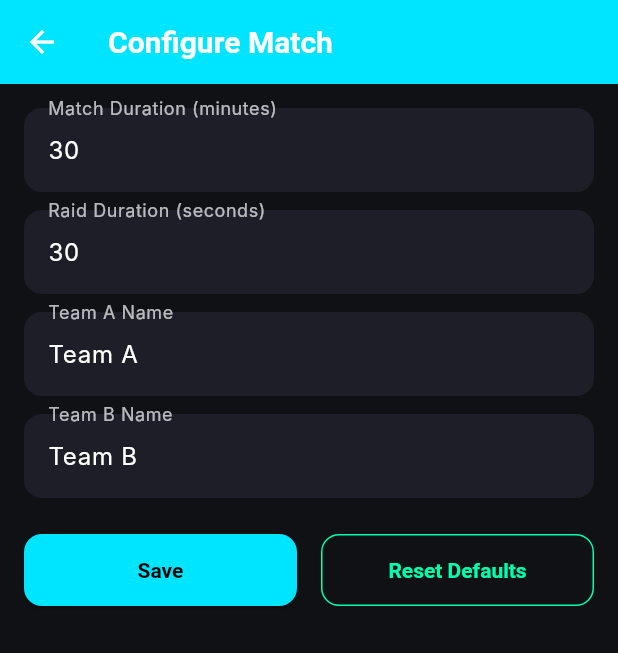
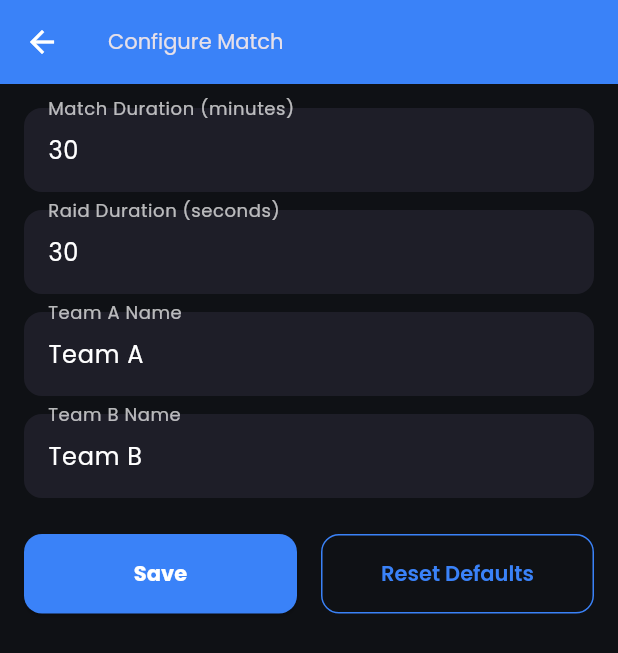
Before and after one commit to RohitDharmik/kabaddi-score-flutter-, a Flutter app: the screen it shows after launch, after a tap on "Configure Match Settings", on a phone screen of 412 x 824 dp. Shown: the top 653 px of the screen. Run offline on Flutter 3.47's test engine with Material 3 defaults, Android fonts, the phone set to English and light mode, and no system bars; our stand-ins replace audioplayers, google_fonts; Roboto replaces fonts that are missing (Inter).

Commit message:
theam update

```diff
--- a/lib/core/theme.dart
+++ b/lib/core/theme.dart
@@ -1,69 +1,48 @@
 import 'package:flutter/material.dart';
+import 'package:google_fonts/google_fonts.dart';
 
 class AppTheme {
   static ThemeData get darkTheme {
+    final textTheme = GoogleFonts.poppinsTextTheme(ThemeData.dark().textTheme);
     return ThemeData(
       brightness: Brightness.dark,
-      fontFamily: 'Inter', // make sure Inter is added in pubspec.yaml
-      scaffoldBackgroundColor: const Color(0xFF0F1115),
-      primaryColor: const Color(0xFF00E5FF),
+      fontFamily: GoogleFonts.poppins().fontFamily,
+      scaffoldBackgroundColor: const Color(0xFF121212),
+      primaryColor: const Color(0xFF3A82F8),
       colorScheme: const ColorScheme.dark(
-        primary: Color(0xFF00E5FF),
-        secondary: Color(0xFF00FFAA),
-        surface: Color(0xFF1E1E28),
-        onPrimary: Colors.black,
-        onSecondary: Colors.black,
+        primary: Color(0xFF3A82F8),
+        secondary: Color(0xFF3A82F8),
+        surface: Color(0xFF1E1E1E),
+        onPrimary: Colors.white,
+        onSecondary: Colors.white,
         onSurface: Colors.white,
       ),
-      appBarTheme: const AppBarTheme(
-        backgroundColor: Color(0xFF1E1E28),
+      appBarTheme: AppBarTheme(
+        backgroundColor: const Color(0xFF1E1E1E),
         foregroundColor: Colors.white,
         elevation: 0,
-        titleTextStyle: TextStyle(
-          fontSize: 20,
-          fontWeight: FontWeight.w600,
-          color: Colors.white,
-        ),
+        titleTextStyle: textTheme.headlineSmall,
       ),
       inputDecorationTheme: InputDecorationTheme(
         filled: true,
-        fillColor: const Color(0xFF1E1E28),
+        fillColor: const Color(0xFF1E1E1E),
         border: OutlineInputBorder(
           borderRadius: BorderRadius.circular(12),
           borderSide: BorderSide.none,
         ),
         focusedBorder: OutlineInputBorder(
           borderRadius: BorderRadius.circular(12),
-          borderSide: const BorderSide(color: Color(0xFF00E5FF), width: 2),
+          borderSide: const BorderSide(color: Color(0xFF3A82F8), width: 2),
         ),
-        labelStyle: const TextStyle(color: Colors.white70),
-        hintStyle: const TextStyle(color: Colors.white38),
+        labelStyle: textTheme.bodyLarge?.copyWith(color: Colors.white70),
+        hintStyle: textTheme.bodyMedium?.copyWith(color: Colors.white38),
       ),
-      textTheme: const TextTheme(
-        headlineLarge: TextStyle(
-          fontSize: 28,
-          fontWeight: FontWeight.bold,
-          color: Colors.white,
-        ),
-        headlineMedium: TextStyle(
-          fontSize: 22,
-          fontWeight: FontWeight.w600,
-          color: Colors.white,
-        ),
-        bodyLarge: TextStyle(
-          fontSize: 16,
-          color: Colors.white70,
-        ),
-        bodyMedium: TextStyle(
-          fontSize: 14,
-          color: Colors.white60,
-        ),
-      ),
+      textTheme: textTheme,
       elevatedButtonTheme: ElevatedButtonThemeData(
         style: ElevatedButton.styleFrom(
-          backgroundColor: const Color(0xFF00E5FF),
-          foregroundColor: Colors.black,
-          textStyle: const TextStyle(fontWeight: FontWeight.bold),
+          backgroundColor: const Color(0xFF3A82F8),
+          foregroundColor: Colors.white,
+          textStyle: textTheme.labelLarge?.copyWith(fontWeight: FontWeight.bold),
           shape: RoundedRectangleBorder(
             borderRadius: BorderRadius.circular(12),
           ),
@@ -72,9 +51,9 @@ class AppTheme {
       ),
       outlinedButtonTheme: OutlinedButtonThemeData(
         style: OutlinedButton.styleFrom(
-          foregroundColor: const Color(0xFF00FFAA),
-          side: const BorderSide(color: Color(0xFF00FFAA), width: 1.5),
-          textStyle: const TextStyle(fontWeight: FontWeight.w600),
+          foregroundColor: const Color(0xFF3A82F8),
+          side: const BorderSide(color: Color(0xFF3A82F8), width: 1.5),
+          textStyle: textTheme.labelLarge?.copyWith(fontWeight: FontWeight.w600),
           shape: RoundedRectangleBorder(
             borderRadius: BorderRadius.circular(12),
           ),
@@ -82,12 +61,12 @@ class AppTheme {
         ),
       ),
       snackBarTheme: const SnackBarThemeData(
-        backgroundColor: Color(0xFF1E1E28),
+        backgroundColor: Color(0xFF1E1E1E),
         contentTextStyle: TextStyle(color: Colors.white),
         behavior: SnackBarBehavior.floating,
       ),
       cardTheme: CardThemeData(
-        color: const Color(0xFF1E1E28),
+        color: const Color(0xFF1E1E1E),
         elevation: 2,
         shape: RoundedRectangleBorder(
           borderRadius: BorderRadius.circular(16),
--- a/pubspec.yaml
+++ b/pubspec.yaml
@@ -1,6 +1,6 @@
 name: kabbadi_league
 description: A THAKUR DIGITAL SCOREBOARD KOMAKHAN Kabaddi League Scoreboard app with MVC, modular architecture, state management, and responsive UI.
-publish_to: 'none' # remove if you plan to publish
+publish_to: "none" # remove if you plan to publish
 
 version: 1.0.0+1
 
@@ -31,7 +31,6 @@ dev_dependencies:
   flutter_launcher_icons: ^0.14.4
   flutter_test:
     sdk: flutter
-
 
 flutter_launcher_icons:
   android: "launcher_icon"
```
